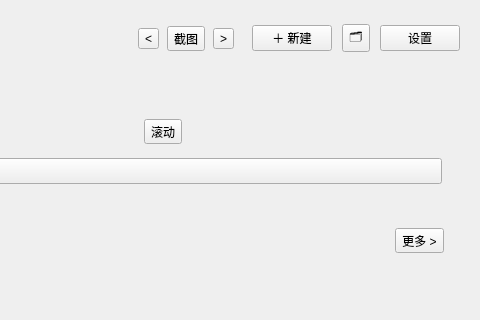
This is mainwindow.ui in shanzhi7/screenCapture as Qt 5 draws it before an edit; both pictures show x 840 to 1320 and y 0 to 320 of the 1320 by 860 pixel window. The edited form follows.
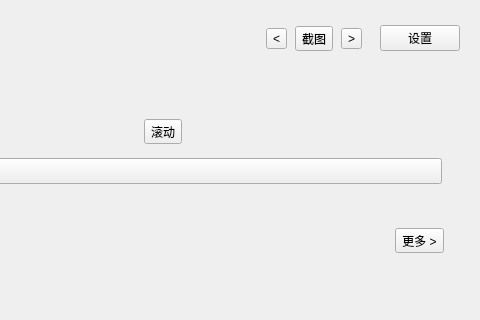
This is the edited form. The open tabs and pages were chosen to show the change.

```diff
--- a/mainwindow.ui
+++ b/mainwindow.ui
@@ -182,20 +182,7 @@
           </layout>
          </widget>
         </item>
-        <item>
-         <widget class="QPushButton" name="btnNewTask">
-          <property name="text">
-           <string>＋ 新建</string>
-          </property>
-         </widget>
-        </item>
-        <item>
-         <widget class="QToolButton" name="btnHistory">
-          <property name="text">
-           <string>🗂</string>
-          </property>
-         </widget>
-        </item>
+
         <item>
          <widget class="QPushButton" name="btnTopSettings">
           <property name="text">
```
Left out of the diff: 88 changed lines with no effect on the pictures.
